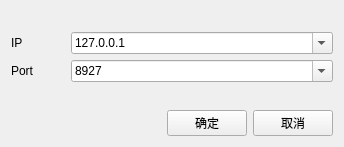
Before: the Qt Designer form PC/BleProxyDesk/resource/ui/bleproxy_address_form.ui in uname/bleproxy, drawn with Qt 5.
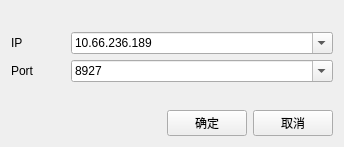
After: the same form once the commit is applied.

The edit to the form file:
```diff
--- a/PC/BleProxyDesk/resource/ui/bleproxy_address_form.ui
+++ b/PC/BleProxyDesk/resource/ui/bleproxy_address_form.ui
@@ -49,7 +49,7 @@
        </property>
        <item>
         <property name="text">
-         <string>127.0.0.1</string>
+         <string>10.66.236.189</string>
         </property>
        </item>
       </widget>
```
